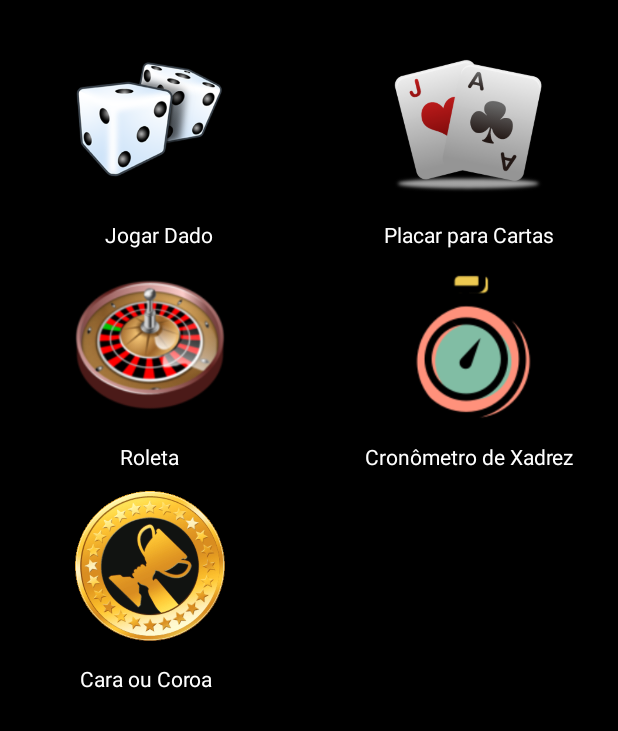
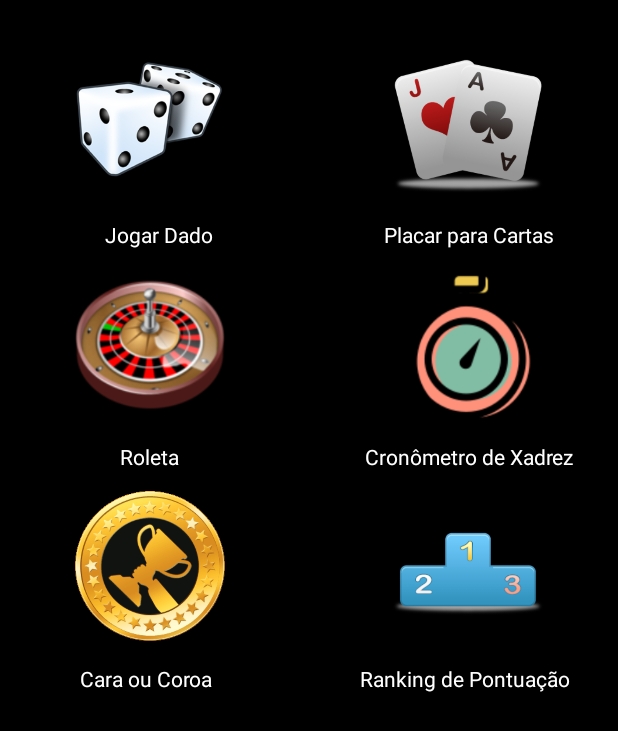
Before and after one commit to alexpfragoso/GameScore, an Android app: the TelaMarcadoresActivity screen opened directly, with no data from a screen before it, on a phone screen of 412 x 824 dp. Shown: the top 731 px of the screen. Run offline under Robolectric (Android 15) with nearby library versions, the light colour scheme and no system bars.

Commit message:
primeiro commit

```diff
--- a/app/src/main/AndroidManifest.xml
+++ b/app/src/main/AndroidManifest.xml
@@ -31,6 +31,10 @@
             android:name=".view.RoletaActivity"
             android:screenOrientation="portrait" />
         <activity
+            android:theme="@style/AppTheme2"
+            android:name=".view.RankingActivity"
+            android:screenOrientation="portrait" />
+        <activity
             android:name=".view.CaraCoroaActivity"
             android:screenOrientation="portrait"></activity>
     </application>
--- a/app/src/main/java/br/edu/ifspsaocarlos/sdm/gamescore/view/TelaMarcadoresActivity.java
+++ b/app/src/main/java/br/edu/ifspsaocarlos/sdm/gamescore/view/TelaMarcadoresActivity.java
@@ -17,6 +17,7 @@ public class TelaMarcadoresActivity extends AppCompatActivity implements View.On
     ImageButton bt_cronometrar;
     ImageButton bt_roleta;
     ImageButton bt_cara_coroa;
+    ImageButton bt_ranking;
 
     //MÉTODOS
     @Override
@@ -32,6 +33,8 @@ public class TelaMarcadoresActivity extends AppCompatActivity implements View.On
         bt_roleta.setOnClickListener(this);
         bt_cara_coroa = (ImageButton)findViewById(R.id.bt_cara_ou_coroa);
         bt_cara_coroa.setOnClickListener(this);
+        bt_ranking = (ImageButton)findViewById(R.id.bt_ranking);
+        bt_ranking.setOnClickListener(this);
     }
 
     @Override
@@ -63,6 +66,14 @@ public class TelaMarcadoresActivity extends AppCompatActivity implements View.On
                         Intent caraCoroaIntent = new Intent(this,CaraCoroaActivity.class);
                         startActivity(caraCoroaIntent);
 
+                    }else{
+
+                        if(view == bt_ranking){
+
+                            Intent rankingIntent = new Intent(this,RankingActivity.class);
+                            startActivity(rankingIntent);
+
+                        }
                     }
                 }
             }
--- a/app/src/main/res/layout/activity_tela_entrada.xml
+++ b/app/src/main/res/layout/activity_tela_entrada.xml
@@ -28,7 +28,7 @@
         android:layout_marginLeft="0dp"
         android:layout_marginRight="0dp"
         android:layout_marginStart="8dp"
-        android:layout_marginTop="195dp"
+        android:layout_marginTop="258dp"
         android:background="@android:color/holo_blue_dark"
         android:fontFamily="sans-serif-smallcaps"
         android:text="Game Score"
@@ -36,7 +36,7 @@
         android:textColor="@android:color/background_light"
         android:textSize="42dp"
         android:textStyle="bold"
-        app:layout_constraintHorizontal_bias="0.504"
+        app:layout_constraintHorizontal_bias="0.503"
         app:layout_constraintLeft_toLeftOf="parent"
         app:layout_constraintRight_toRightOf="parent"
         app:layout_constraintTop_toTopOf="parent" />
--- a/app/src/main/res/layout/activity_tela_marcadores.xml
+++ b/app/src/main/res/layout/activity_tela_marcadores.xml
@@ -25,6 +25,27 @@
             android:layout_width="match_parent"
             android:layout_height="match_parent"
             tools:context="br.edu.ifspsaocarlos.sdm.gamescore.view.TelaMarcadoresActivity">
+
+            <TextView
+                android:id="@+id/textView8"
+                android:layout_width="wrap_content"
+                android:layout_height="wrap_content"
+                android:text="Ranking de Pontuação"
+                android:textColor="@android:color/background_light"
+                android:layout_marginTop="15dp"
+                app:layout_constraintTop_toBottomOf="@+id/bt_ranking"
+                android:layout_marginRight="32dp"
+                app:layout_constraintRight_toRightOf="parent" />
+
+            <ImageButton
+                android:id="@+id/bt_ranking"
+                android:layout_width="100dp"
+                android:layout_height="100dp"
+                android:background="@drawable/ranking_icone"
+                android:layout_marginTop="48dp"
+                app:layout_constraintTop_toBottomOf="@+id/bt_cronometro_xadrez"
+                android:layout_marginRight="50dp"
+                app:layout_constraintRight_toRightOf="parent" />
 
             <TextView
                 android:id="@+id/textView7"
--- a/app/src/main/res/values/styles.xml
+++ b/app/src/main/res/values/styles.xml
@@ -10,6 +10,7 @@
         <item name="colorAccent">@color/colorAccent</item>
         <item name="android:statusBarColor">@color/black_overlay</item>
     </style>
+    <style name="AppTheme2" parent="@style/Theme.AppCompat.Light.DarkActionBar"/>
 
 
 
```
Also changed, not shown: app/src/main/java/br/edu/ifspsaocarlos/sdm/gamescore/view/RankingActivity.java (added, +87 -0 lines), app/src/main/res/drawable/ranking_icone.png (added).
